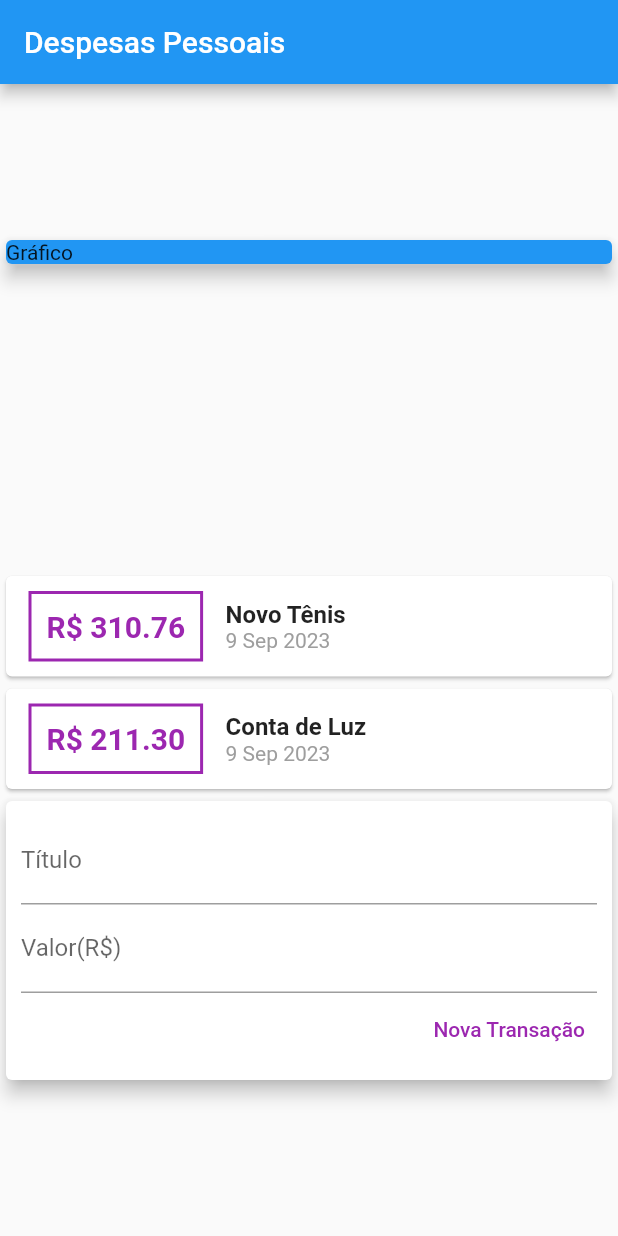
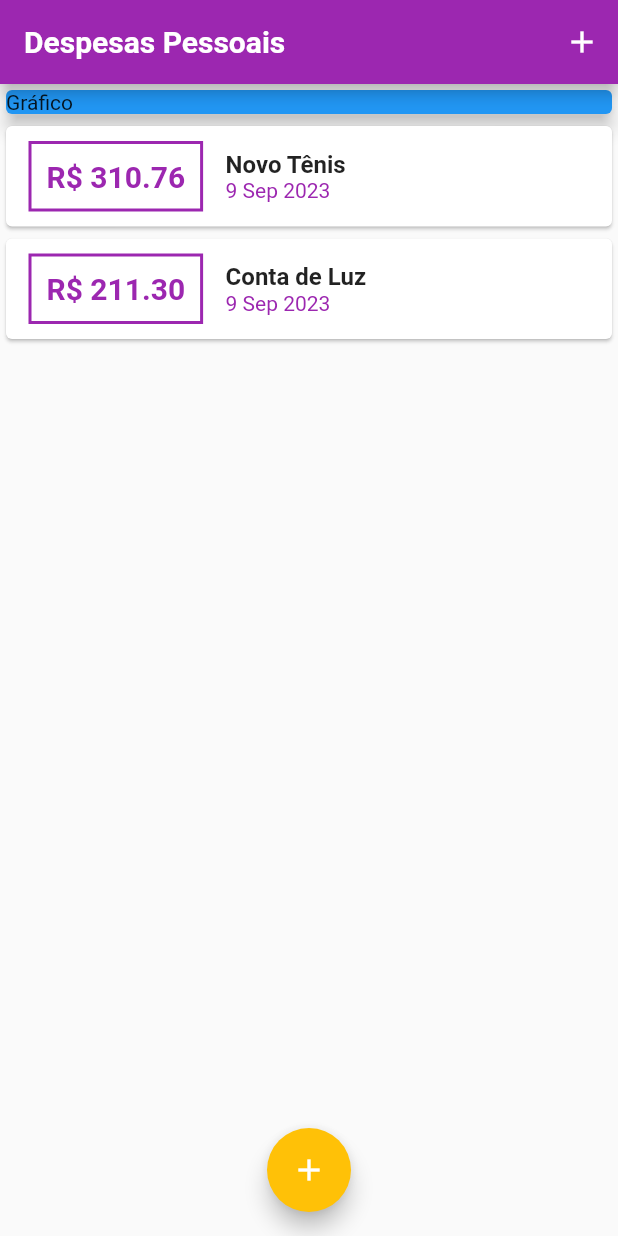
Before and after one commit to rickd3v/app-expenses, a Flutter app: the screen it shows after launch, on a phone screen of 412 x 824 dp. Run offline on Flutter 3.47's test engine with Material 2 defaults, Android fonts, the phone set to English and light mode, and no system bars; Roboto replaces fonts that are missing (OpenSans).

Commit message:
Update new transaction modal

```diff
--- a/lib/components/transaction_list.dart
+++ b/lib/components/transaction_list.dart
@@ -9,8 +9,12 @@ class TransactionList extends StatelessWidget {
 
   @override
   Widget build(BuildContext context) {
-    return Column(
-      children: transactions.map((tr) {
+    return Container(
+      height: 300,
+      child: ListView.builder(
+        itemCount: transactions.length,
+        itemBuilder: (ctx, index) {
+          final tr = transactions[index];
           return Card(
             child: Row(
               children: [
@@ -18,7 +22,7 @@ class TransactionList extends StatelessWidget {
                   margin: EdgeInsets.symmetric(horizontal: 15, vertical: 10),
                   decoration: BoxDecoration(
                     border: Border.all(
-                    color: Colors.purple,
+                      color: Theme.of(context).colorScheme.primary,
                       width: 2,
                     ),
                   ),
@@ -45,7 +49,7 @@ class TransactionList extends StatelessWidget {
                     Text(
                       DateFormat('d MMM y').format(tr.date),
                       style: TextStyle(
-                      color: Colors.grey,
+                        color: Theme.of(context).colorScheme.primary,
                       ),
                     ),
                   ],
@@ -53,7 +57,8 @@ class TransactionList extends StatelessWidget {
               ],
             ),
           );
-      }).toList(),
+        },
+      ),
     );
   }
 }
--- a/lib/components/transaction_user.dart
+++ /dev/null
@@ -1,39 +0,0 @@
-import 'package:flutter/material.dart';
-
-import './transaction_form.dart';
-import './transaction_list.dart';
-import '../models/transaction.dart';
-
-class TransactionUser extends StatefulWidget {
-  const TransactionUser({super.key});
-
-  @override
-  State<TransactionUser> createState() => _TransactionUserState();
-}
-
-class _TransactionUserState extends State<TransactionUser> {
-  final _transactions = [
-    Transaction(
-      id: 't1',
-      title: 'Novo Tênis',
-      value: 310.76,
-      date: DateTime.now(),
-    ),
-    Transaction(
-      id: 't2',
-      title: 'Conta de Luz ',
-      value: 211.30,
-      date: DateTime.now(),
-    ),
-  ];
-
-  @override
-  Widget build(BuildContext context) {
-    return Column(
-      children: [
-        TransactionList(_transactions),
-        TransactionForm(),
-      ],
-    );
-  }
-}
--- a/lib/main.dart
+++ b/lib/main.dart
@@ -1,6 +1,10 @@
+import 'dart:math';
+
+import 'package:expenses/components/transaction_form.dart';
 import 'package:flutter/material.dart';
 
-import 'components/transaction_user.dart';
+import 'components/transaction_list.dart';
+import 'models/transaction.dart';
 
 void main(List<String> args) {
   runApp(ExpensesApp());
@@ -11,19 +15,93 @@ class ExpensesApp extends StatelessWidget {
 
   @override
   Widget build(BuildContext context) {
-    return MaterialApp(home: MyHomePage());
+    final ThemeData tema = ThemeData();
+
+    return MaterialApp(
+      home: MyHomePage(),
+      theme: tema.copyWith(
+        colorScheme: tema.colorScheme.copyWith(
+          primary: Colors.purple,
+          secondary: Colors.amber,
+        ),
+        textTheme: tema.textTheme.copyWith(
+          titleLarge: TextStyle(
+            fontFamily: 'OpenSans',
+            fontSize: 18,
+            fontWeight: FontWeight.bold,
+            color: Colors.black,
+          ),
+        ),
+        appBarTheme: AppBarTheme(
+          titleTextStyle: TextStyle(
+            fontFamily: 'OpenSans',
+            fontSize: 20,
+            fontWeight: FontWeight.bold,
+          ),
+        ),
+      ),
+    );
   }
 }
 
-class MyHomePage extends StatelessWidget {
+class MyHomePage extends StatefulWidget {
+  @override
+  State<MyHomePage> createState() => _MyHomePageState();
+}
+
+class _MyHomePageState extends State<MyHomePage> {
+  final _transactions = [
+    Transaction(
+      id: 't1',
+      title: 'Novo Tênis',
+      value: 310.76,
+      date: DateTime.now(),
+    ),
+    Transaction(
+      id: 't2',
+      title: 'Conta de Luz ',
+      value: 211.30,
+      date: DateTime.now(),
+    ),
+  ];
+
+  _addTransaction(String title, double value) {
+    final newTransaction = Transaction(
+      id: Random().nextDouble().toString(),
+      title: title,
+      value: value,
+      date: DateTime.now(),
+    );
+
+    setState(() {
+      _transactions.add(newTransaction);
+    });
+
+    Navigator.of(context).pop();
+  }
+
+  _openTransactionFormModal(BuildContext context) {
+    showModalBottomSheet(
+        context: context,
+        builder: (_) {
+          return TransactionForm(_addTransaction);
+        });
+  }
+
   @override
   Widget build(BuildContext context) {
     return Scaffold(
       appBar: AppBar(
         title: Text('Despesas Pessoais'),
+        actions: [
+          IconButton(
+            onPressed: () => _openTransactionFormModal(context),
+            icon: Icon(Icons.add),
+          )
+        ],
       ),
-      body: Column(
-        mainAxisAlignment: MainAxisAlignment.spaceAround,
+      body: SingleChildScrollView(
+        child: Column(
           crossAxisAlignment: CrossAxisAlignment.stretch,
           children: [
             Container(
@@ -34,9 +112,15 @@ class MyHomePage extends StatelessWidget {
                 elevation: 5,
               ),
             ),
-          TransactionUser(),
+            TransactionList(_transactions),
           ],
         ),
+      ),
+      floatingActionButton: FloatingActionButton(
+        onPressed: () => _openTransactionFormModal(context),
+        child: Icon(Icons.add),
+      ),
+      floatingActionButtonLocation: FloatingActionButtonLocation.centerFloat,
     );
   }
 }
```
Also changed, not shown: lib/components/transaction_form.dart (+25 -3 lines). Lines whose indentation alone changed are shown as unchanged.
